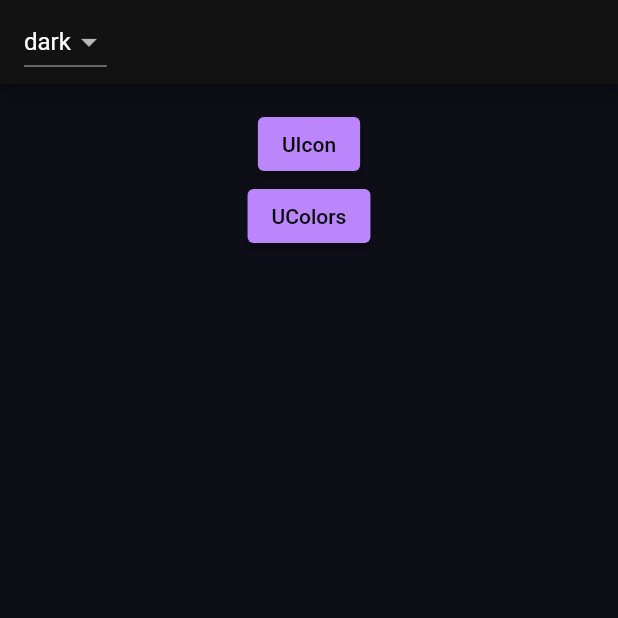
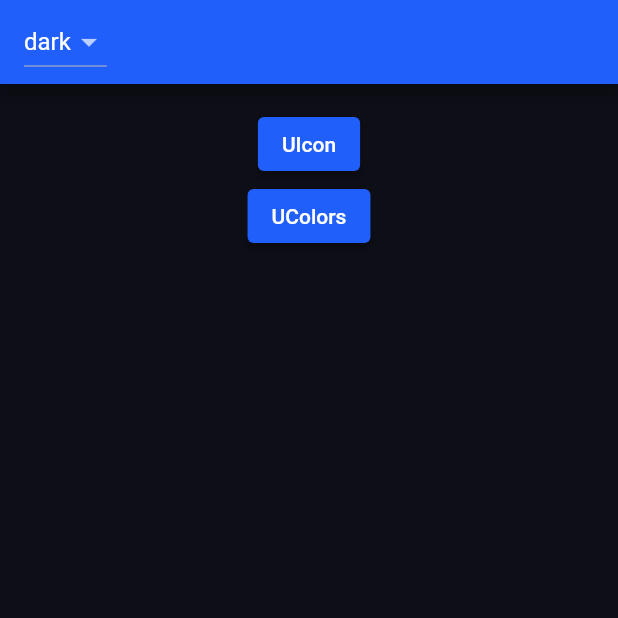
Before and after one commit to Satellite-im/Uplink-Mobile, a Flutter app: the screen it shows after launch, on a phone screen of 412 x 824 dp, the top half of it. Run offline on Flutter 3.47's test engine with Material 2 defaults, Android fonts, the phone set to English and light mode, and no system bars; our stand-ins replace bloc, flutter_bloc, shared_preferences; generated files the repository leaves out were written again.

Commit message:
feat(packages): Add UColors in dark theme for showroom page
- Add UColors in dark theme for showroom page
- Add Hex value as DOC comment for UColors
- Change color name bgDark to dark

````diff
--- a/packages/ui_library/lib/core/const/u_colors.dart
+++ b/packages/ui_library/lib/core/const/u_colors.dart
@@ -14,9 +14,18 @@ import 'package:flutter/material.dart';
 ///  }
 /// ```
 class UColors {
-  static const bgDark = Color(0xFF0D0E16);
+  ///FF0D0E16
+  static const dark = Color(0xFF0D0E16);
+
+  ///FF232838
   static const fgDark = Color(0xFF232838);
+
+  ///FF1A1E2E
   static const mdDark = Color(0xFF1A1E2E);
+
+  ///FF205FFA
   static const ctaBlue = Color(0xFF205FFA);
+
+  ///FF31353D
   static const ctaDark = Color(0xFF31353D);
 }
--- a/packages/ui_library/lib/core/u_themes/u_themes.dart
+++ b/packages/ui_library/lib/core/u_themes/u_themes.dart
@@ -1,16 +1,33 @@
 import 'package:flutter/material.dart';
 import 'package:ui_library/core/const/const_export.dart';
+import 'package:ui_library/core/const/u_colors.dart';
 
 class UThemes {
   static final dark = ThemeData(
-    scaffoldBackgroundColor: UColors.bgDark,
-    colorScheme: const ColorScheme.dark(),
+    scaffoldBackgroundColor: UColors.dark,
+
+    ///temporary use for dropdownButton in showroom page
+    colorScheme: ColorScheme.fromSwatch(
+      brightness: Brightness.dark,
+    ),
+
+    ///appbar in showroom page
+    appBarTheme: const AppBarTheme(backgroundColor: UColors.ctaBlue),
+
+    ///button in showroom page
+    elevatedButtonTheme: ElevatedButtonThemeData(
+        style: ButtonStyle(
+            backgroundColor: MaterialStateProperty.all(UColors.ctaBlue))),
   );
+
   static final light = ThemeData(
       scaffoldBackgroundColor: Colors.white,
       colorScheme: const ColorScheme.dark());
+
   static final tbd = ThemeData(
-    scaffoldBackgroundColor: Colors.blue,
-    colorScheme: const ColorScheme.highContrastDark(),
+    scaffoldBackgroundColor: Colors.pink,
+    colorScheme: ColorScheme.fromSwatch(
+      brightness: Brightness.dark,
+    ),
   );
 }
--- a/packages/ui_showroom/lib/ui_pages/src/u_colors_page.dart
+++ b/packages/ui_showroom/lib/ui_pages/src/u_colors_page.dart
@@ -2,7 +2,7 @@ import 'package:flutter/material.dart';
 import 'package:ui_library/ui_library_export.dart';
 
 Map<String, Color> colorsMap = {
-  'dark': UColors.bgDark,
+  'dark': UColors.dark,
   'fgdark': UColors.fgDark,
   'mddark': UColors.mdDark,
   'ctablue': UColors.ctaBlue,
````
Also changed, not shown: 1 other file.
